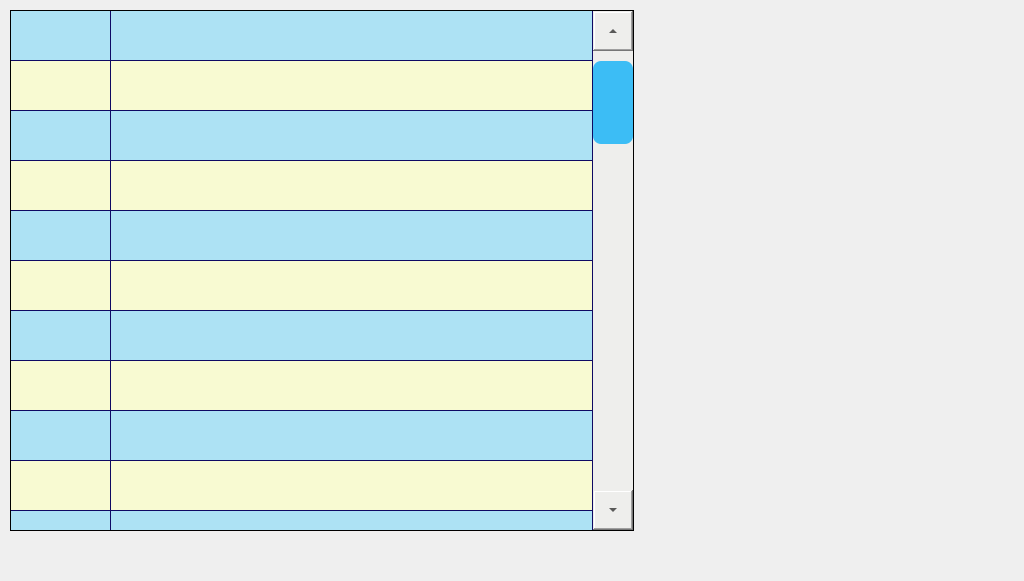
The window that autoform.ui (Jade-yun/MachineTool) describes before a commit, drawn with Qt 5.
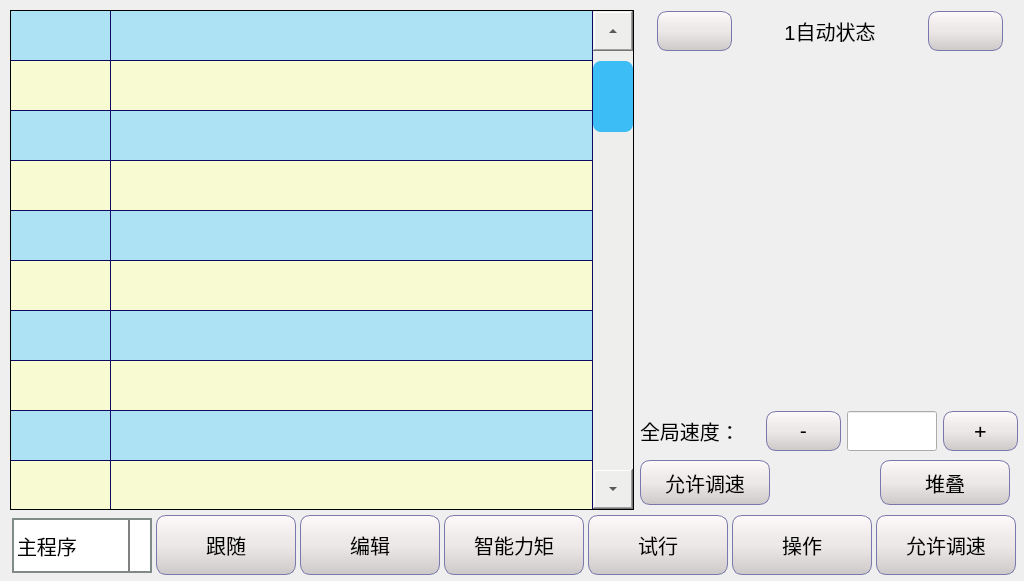
The same window after the commit. Icons and pictures are not drawn.

Commit message: 解决参考点编辑位置bug

Diff of the .ui file:
```diff
--- a/autoform.ui
+++ b/autoform.ui
@@ -14,7 +14,167 @@
    <string>Form</string>
   </property>
   <property name="styleSheet">
-   <string notr="true">QTableWidget{
+   <string notr="true">QLabel { 
+	font-family: 'SimSun';
+	font-size: 20px; 
+}
+
+
+QWidget{ 
+	font-family: 'SimSun';
+	font-size: 20px; 
+}
+
+/*******************************************************/
+QCheckBox::indicator {
+        background-color: qlineargradient(x1 : 0, y1 : 0, x2 : 1, y2 : 0,stop : 0 #FFFFFF, stop: 1 #C0C0C0); 
+    }
+QCheckBox::indicator:checked {
+background-color: qlineargradient(x1 : 0, y1 : 0, x2 : 1, y2 : 0,stop : 0 #F8F8FF, stop: 1 #1E90FF); 
+        image: url(:/images/check_mark1.png);
+        border-image: none;
+    }
+
+/************************************************/
+QPushButton
+{
+    background-color:#F0F4FD;
+    border-style:solid; /*边框风格*/
+    border-width:1px;/*边框宽度*/
+    border-color:#7A77AC; /*边框颜色*/
+    border-radius:10px; /*边框倒角*/
+
+	font-family: DejaVuSansMono;
+	font-weight:normal;
+	font-family: 'SimSun';
+	background: qlineargradient(x1: 0, y1: 0, x2: 0, y2: 1,stop: 0 #FFFAFA, stop: 0.4 #EEE9E9,stop: 0.5 #EEE9E9, stop: 1.0 #CDC9C9);
+
+
+}
+QPushButton:pressed
+{
+    border-style:outset; /*边框风格*/
+    background-color:qlineargradient(x1: 0, y1: 0, x2: 0, y2: 1, stop:0 #00befa, stop: 1 #0160ea);/*背景色*/
+    border-width:1px;/*边框宽度*/
+    border-color:#0055ff; /*边框颜色*/
+    border-radius:10px; /*边框倒角*/
+}
+/*****************************************************/
+QCheckBox { 
+font-size: 20px;
+font-weight:normal;
+font-family: 'SimSun';
+}
+QCheckBox::indicator{
+width: 25px;
+height: 25px;
+border: 1px solid black; 
+background-color: qlineargradient(x1: 0, y1: 0, x2: 0, y2: 1,stop: 0 #FFFAFA, stop: 0.4 #EEE9E9,stop: 0.5 #EEE9E9, stop: 1.0 #CDC9C9);
+}
+
+/*****************************************************************/
+QComboBox::!editable {
+                      border: 2px solid #808A87; /* 边框宽度和颜色 */
+                       }
+QComboBox::drop-down {
+    subcontrol-origin: padding-right;
+    subcontrol-position: top right;
+    width: 20px; /* 下拉箭头宽度 */
+    border-left-width: 2px; /* 文本和箭头之间的分隔线宽度 */
+    border-left-color: gray; /* 文本和箭头之间的分隔线颜色 */
+    border-left-style: solid; /* 文本和箭头之间的分隔线样式 */
+}
+QComboBox::down-arrow {
+    image: url(:/images/arrow_down_normal.png); /* 自定义下拉箭头图片 */
+}
+
+QComboBox QAbstractItemView::item:hover{ 
+  background-color:#409CE1;
+  color:rgb(252, 233, 79);
+}
+QComboBox QAbstractItemView::item:selected{
+  background-color:#909CE1;
+  color:rgb(252, 200, 140);
+}
+/**************************************************/
+QTabWidget::tab-bar{
+        alignment:left;
+}
+QTabBar::tab{
+	background:rgb(160, 160, 160);
+	width:100px;
+	height:40px;
+}
+/*
+QTabBar::tab:hover{
+	background:rgb(255, 255, 255, 100);
+}
+*/
+QTabBar::tab:selected {
+      border-color: #9B9B9B;
+      border-bottom-color: #C2C7CB; /* same as pane color */
+  }
+QTabBar::tab:!selected {
+      margin-top: 2px; /* make non-selected tabs look smaller */
+  }
+  QTabWidget::pane { /* The tab widget frame */
+      border-top: 2px solid #C2C7CB;
+  }
+
+  QTabWidget::tab-bar {
+      left: 5px; /* move to the right by 5px */
+  }
+
+  /* Style the tab using the tab sub-control. Note that
+      it reads QTabBar _not_ QTabWidget */
+  QTabBar::tab {
+      /*background: qlineargradient(x1: 0, y1: 0, x2: 0, y2: 1,
+                                  stop: 0 #E1E1E1, stop: 0.4 #DDDDDD,
+                                  stop: 0.5 #D8D8D8, stop: 1.0 #D3D3D3);*/
+background-color:qlineargradient(x1 : 0, y1 : 0, x2 : 0, y2 : 1, stop : 0 #00befa, stop: 1 #0160ea);
+      border: 2px solid #C4C4C3;
+      border-bottom-color: #C2C7CB; /* same as the pane color */
+      border-top-left-radius: 4px;
+      border-top-right-radius: 4px;
+      min-width: 8ex;
+      padding: 2px;
+  }
+
+  QTabBar::tab:selected, QTabBar::tab:hover {
+      background: qlineargradient(x1: 0, y1: 0, x2: 0, y2: 1,
+                                  stop: 0 #fafafa, stop: 0.4 #f4f4f4,
+                                  stop: 0.5 #e7e7e7, stop: 1.0 #fafafa);
+  }
+
+  QTabBar::tab:selected {
+      border-color: #9B9B9B;
+      border-bottom-color: #C2C7CB; /* same as pane color */
+  }
+
+  QTabBar::tab:!selected {
+      margin-top: 2px; /* make non-selected tabs look smaller */
+  }
+
+QTabWidget::pane {
+    border: 1px solid #000000; /* 设置边框样式和颜色 */
+}
+
+/******************************************************/
+QGroupBox {
+	border: 1px solid black;
+	border-radius:5px;
+	margin-top:10px; 
+}
+QGroupBox::title { 
+	subcontrol-origin: margin;
+	left: 10px;
+	bottom: 5px;
+}
+
+
+
+/**********************************************************/
+QTableWidget{
 	background-color:#ADE2F4;
 	alternate-background-color:#F8FAD2;
 	border:1px solid black;
@@ -61,7 +221,7 @@
      <x>10</x>
      <y>10</y>
      <width>624</width>
-     <height>521</height>
+     <height>500</height>
     </rect>
    </property>
    <property name="minimumSize">
@@ -72,7 +232,8 @@
    </property>
    <property name="font">
     <font>
-     <pointsize>9</pointsize>
+     <family>SimSun</family>
+     <pointsize>-1</pointsize>
     </font>
    </property>
    <property name="styleSheet">
@@ -211,6 +372,623 @@
     </property>
    </column>
   </widget>
+  <widget class="QWidget" name="layoutWidget">
+   <property name="geometry">
+    <rect>
+     <x>10</x>
+     <y>510</y>
+     <width>1011</width>
+     <height>71</height>
+    </rect>
+   </property>
+   <layout class="QHBoxLayout" name="horizontalLayout">
+    <property name="spacing">
+     <number>2</number>
+    </property>
+    <property name="bottomMargin">
+     <number>0</number>
+    </property>
+    <item>
+     <widget class="QComboBox" name="comboBox_3">
+      <property name="minimumSize">
+       <size>
+        <width>140</width>
+        <height>55</height>
+       </size>
+      </property>
+      <property name="maximumSize">
+       <size>
+        <width>140</width>
+        <height>55</height>
+       </size>
+      </property>
+      <property name="font">
+       <font>
+        <family>SimSun</family>
+        <pointsize>-1</pointsize>
+       </font>
+      </property>
+      <property name="styleSheet">
+       <string notr="true"/>
+      </property>
+      <item>
+       <property name="text">
+        <string>主程序</string>
+       </property>
+      </item>
+      <item>
+       <property name="text">
+        <string>子程序1</string>
+       </property>
+      </item>
+     </widget>
+    </item>
+    <item>
+     <widget class="QPushButton" name="btnMoveDown">
+      <property name="sizePolicy">
+       <sizepolicy hsizetype="Preferred" vsizetype="Preferred">
+        <horstretch>0</horstretch>
+        <verstretch>0</verstretch>
+       </sizepolicy>
+      </property>
+      <property name="minimumSize">
+       <size>
+        <width>140</width>
+        <height>60</height>
+       </size>
+      </property>
+      <property name="maximumSize">
+       <size>
+        <width>130</width>
+        <height>60</height>
+       </size>
+      </property>
+      <property name="font">
+       <font>
+        <family>SimSun</family>
+        <pointsize>-1</pointsize>
+        <weight>50</weight>
+        <bold>false</bold>
+       </font>
+      </property>
+      <property name="styleSheet">
+       <string notr="true"/>
+      </property>
+      <property name="text">
+       <string>跟随</string>
+      </property>
+      <property name="iconSize">
+       <size>
+        <width>25</width>
+        <height>25</height>
+       </size>
+      </property>
+     </widget>
+    </item>
+    <item>
+     <widget class="QPushButton" name="btnModify">
+      <property name="sizePolicy">
+       <sizepolicy hsizetype="Preferred" vsizetype="Preferred">
+        <horstretch>0</horstretch>
+        <verstretch>0</verstretch>
+       </sizepolicy>
+      </property>
+      <property name="minimumSize">
+       <size>
+        <width>140</width>
+        <height>60</height>
+       </size>
+      </property>
+      <property name="maximumSize">
+       <size>
+        <width>130</width>
+        <height>60</height>
+       </size>
+      </property>
+      <property name="font">
+       <font>
+        <family>SimSun</family>
+        <pointsize>-1</pointsize>
+        <weight>50</weight>
+        <bold>false</bold>
+       </font>
+      </property>
+      <property name="styleSheet">
+       <string notr="true"/>
+      </property>
+      <property name="text">
+       <string>编辑</string>
+      </property>
+      <property name="iconSize">
+       <size>
+        <width>25</width>
+        <height>25</height>
+       </size>
+      </property>
+     </widget>
+    </item>
+    <item>
+     <widget class="QPushButton" name="btnPilot">
+      <property name="sizePolicy">
+       <sizepolicy hsizetype="Preferred" vsizetype="Preferred">
+        <horstretch>0</horstretch>
+        <verstretch>0</verstretch>
+       </sizepolicy>
+      </property>
+      <property name="minimumSize">
+       <size>
+        <width>140</width>
+        <height>60</height>
+       </size>
+      </property>
+      <property name="maximumSize">
+       <size>
+        <width>130</width>
+        <height>60</height>
+       </size>
+      </property>
+      <property name="font">
+       <font>
+        <family>SimSun</family>
+        <pointsize>-1</pointsize>
+        <weight>50</weight>
+        <bold>false</bold>
+       </font>
+      </property>
+      <property name="styleSheet">
+       <string notr="true"/>
+      </property>
+      <property name="text">
+       <string>智能力矩</string>
+      </property>
+      <property name="iconSize">
+       <size>
+        <width>25</width>
+        <height>25</height>
+       </size>
+      </property>
+     </widget>
+    </item>
+    <item>
+     <widget class="QPushButton" name="btnPilot_2">
+      <property name="sizePolicy">
+       <sizepolicy hsizetype="Preferred" vsizetype="Preferred">
+        <horstretch>0</horstretch>
+        <verstretch>0</verstretch>
+       </sizepolicy>
+      </property>
+      <property name="minimumSize">
+       <size>
+        <width>140</width>
+        <height>60</height>
+       </size>
+      </property>
+      <property name="maximumSize">
+       <size>
+        <width>130</width>
+        <height>60</height>
+       </size>
+      </property>
+      <property name="font">
+       <font>
+        <family>SimSun</family>
+        <pointsize>-1</pointsize>
+        <weight>50</weight>
+        <bold>false</bold>
+       </font>
+      </property>
+      <property name="styleSheet">
+       <string notr="true"/>
+      </property>
+      <property name="text">
+       <string>试行</string>
+      </property>
+      <property name="iconSize">
+       <size>
+        <width>25</width>
+        <height>25</height>
+       </size>
+      </property>
+     </widget>
+    </item>
+    <item>
+     <widget class="QPushButton" name="btnPilot_3">
+      <property name="sizePolicy">
+       <sizepolicy hsizetype="Preferred" vsizetype="Preferred">
+        <horstretch>0</horstretch>
+        <verstretch>0</verstretch>
+       </sizepolicy>
+      </property>
+      <property name="minimumSize">
+       <size>
+        <width>140</width>
+        <height>60</height>
+       </size>
+      </property>
+      <property name="maximumSize">
+       <size>
+        <width>130</width>
+        <height>60</height>
+       </size>
+      </property>
+      <property name="font">
+       <font>
+        <family>SimSun</family>
+        <pointsize>-1</pointsize>
+        <weight>50</weight>
+        <bold>false</bold>
+       </font>
+      </property>
+      <property name="styleSheet">
+       <string notr="true"/>
+      </property>
+      <property name="text">
+       <string>操作</string>
+      </property>
+      <property name="iconSize">
+       <size>
+        <width>25</width>
+        <height>25</height>
+       </size>
+      </property>
+     </widget>
+    </item>
+    <item>
+     <widget class="QPushButton" name="btnPilot_4">
+      <property name="sizePolicy">
+       <sizepolicy hsizetype="Preferred" vsizetype="Preferred">
+        <horstretch>0</horstretch>
+        <verstretch>0</verstretch>
+       </sizepolicy>
+      </property>
+      <property name="minimumSize">
+       <size>
+        <width>140</width>
+        <height>60</height>
+       </size>
+      </property>
+      <property name="maximumSize">
+       <size>
+        <width>130</width>
+        <height>60</height>
+       </size>
+      </property>
+      <property name="font">
+       <font>
+        <family>SimSun</family>
+        <pointsize>-1</pointsize>
+        <weight>50</weight>
+        <bold>false</bold>
+       </font>
+      </property>
+      <property name="styleSheet">
+       <string notr="true"/>
+      </property>
+      <property name="text">
+       <string>允许调速</string>
+      </property>
+      <property name="iconSize">
+       <size>
+        <width>25</width>
+        <height>25</height>
+       </size>
+      </property>
+     </widget>
+    </item>
+   </layout>
+  </widget>
+  <widget class="QStackedWidget" name="stkWidgetAuto">
+   <property name="geometry">
+    <rect>
+     <x>640</x>
+     <y>60</y>
+     <width>381</width>
+     <height>351</height>
+    </rect>
+   </property>
+   <property name="currentIndex">
+    <number>1</number>
+   </property>
+   <widget class="QWidget" name="page"/>
+   <widget class="QWidget" name="page_2"/>
+  </widget>
+  <widget class="QPushButton" name="btnPilot_5">
+   <property name="geometry">
+    <rect>
+     <x>640</x>
+     <y>460</y>
+     <width>130</width>
+     <height>45</height>
+    </rect>
+   </property>
+   <property name="sizePolicy">
+    <sizepolicy hsizetype="Preferred" vsizetype="Preferred">
+     <horstretch>0</horstretch>
+     <verstretch>0</verstretch>
+    </sizepolicy>
+   </property>
+   <property name="minimumSize">
+    <size>
+     <width>130</width>
+     <height>45</height>
+    </size>
+   </property>
+   <property name="maximumSize">
+    <size>
+     <width>130</width>
+     <height>45</height>
+    </size>
+   </property>
+   <property name="font">
+    <font>
+     <family>SimSun</family>
+     <pointsize>-1</pointsize>
+     <weight>50</weight>
+     <bold>false</bold>
+    </font>
+   </property>
+   <property name="styleSheet">
+    <string notr="true"/>
+   </property>
+   <property name="text">
+    <string>允许调速</string>
+   </property>
+   <property name="iconSize">
+    <size>
+     <width>25</width>
+     <height>25</height>
+    </size>
+   </property>
+  </widget>
+  <widget class="QPushButton" name="btnPilot_6">
+   <property name="geometry">
+    <rect>
+     <x>880</x>
+     <y>460</y>
+     <width>130</width>
+     <height>45</height>
+    </rect>
+   </property>
+   <property name="sizePolicy">
+    <sizepolicy hsizetype="Preferred" vsizetype="Preferred">
+     <horstretch>0</horstretch>
+     <verstretch>0</verstretch>
+    </sizepolicy>
+   </property>
+   <property name="minimumSize">
+    <size>
+     <width>130</width>
+     <height>45</height>
+    </size>
+   </property>
+   <property name="maximumSize">
+    <size>
+     <width>130</width>
+     <height>45</height>
+    </size>
+   </property>
+   <property name="font">
+    <font>
+     <family>SimSun</family>
+     <pointsize>-1</pointsize>
+     <weight>50</weight>
+     <bold>false</bold>
+    </font>
+   </property>
+   <property name="styleSheet">
+    <string notr="true"/>
+   </property>
+   <property name="text">
+    <string>堆叠</string>
+   </property>
+   <property name="iconSize">
+    <size>
+     <width>25</width>
+     <height>25</height>
+    </size>
+   </property>
+  </widget>
+  <widget class="QWidget" name="">
+   <property name="geometry">
+    <rect>
+     <x>640</x>
+     <y>10</y>
+     <width>381</width>
+     <height>42</height>
+    </rect>
+   </property>
+   <layout class="QHBoxLayout" name="horizontalLayout_2">
+    <item>
+     <widget class="QPushButton" name="btnLast">
+      <property name="minimumSize">
+       <size>
+        <width>75</width>
+        <height>40</height>
+       </size>
+      </property>
+      <property name="maximumSize">
+       <size>
+        <width>70</width>
+        <height>40</height>
+       </size>
+      </property>
+      <property name="styleSheet">
+       <string notr="true"/>
+      </property>
+      <property name="text">
+       <string/>
+      </property>
+      <property name="icon">
+       <iconset resource="images.qrc">
+        <normaloff>:/images/switch_left.png</normaloff>:/images/switch_left.png</iconset>
+      </property>
+      <property name="iconSize">
+       <size>
+        <width>32</width>
+        <height>32</height>
+       </size>
+      </property>
+     </widget>
+    </item>
+    <item>
+     <widget class="QLabel" name="labelState">
+      <property name="minimumSize">
+       <size>
+        <width>150</width>
+        <height>40</height>
+       </size>
+      </property>
+      <property name="maximumSize">
+       <size>
+        <width>150</width>
+        <height>40</height>
+       </size>
+      </property>
+      <property name="text">
+       <string>1自动状态</string>
+      </property>
+      <property name="alignment">
+       <set>Qt::AlignCenter</set>
+      </property>
+     </widget>
+    </item>
+    <item>
+     <widget class="QPushButton" name="btnNext">
+      <property name="minimumSize">
+       <size>
+        <width>75</width>
+        <height>40</height>
+       </size>
+      </property>
+      <property name="maximumSize">
+       <size>
+        <width>70</width>
+        <height>40</height>
+       </size>
+      </property>
+      <property name="styleSheet">
+       <string notr="true"/>
+      </property>
+      <property name="text">
+       <string/>
+      </property>
+      <property name="icon">
+       <iconset resource="images.qrc">
+        <normaloff>:/images/switch_right.png</normaloff>:/images/switch_right.png</iconset>
+      </property>
+      <property name="iconSize">
+       <size>
+        <width>32</width>
+        <height>32</height>
+       </size>
+      </property>
+     </widget>
+    </item>
+   </layout>
+  </widget>
+  <widget class="QWidget" name="">
+   <property name="geometry">
+    <rect>
+     <x>640</x>
+     <y>410</y>
+     <width>380</width>
+     <height>42</height>
+    </rect>
+   </property>
+   <layout class="QHBoxLayout" name="horizontalLayout_3">
+    <item>
+     <widget class="QLabel" name="label_2">
+      <property name="minimumSize">
+       <size>
+        <width>120</width>
+        <height>40</height>
+       </size>
+      </property>
+      <property name="maximumSize">
+       <size>
+        <width>120</width>
+        <height>40</height>
+       </size>
+      </property>
+      <property name="text">
+       <string>全局速度：</string>
+      </property>
+     </widget>
+    </item>
+    <item>
+     <widget class="QPushButton" name="btnSub">
+      <property name="minimumSize">
+       <size>
+        <width>75</width>
+        <height>40</height>
+       </size>
+      </property>
+      <property name="maximumSize">
+       <size>
+        <width>70</width>
+        <height>40</height>
+       </size>
+      </property>
+      <property name="styleSheet">
+       <string notr="true"/>
+      </property>
+      <property name="text">
+       <string>-</string>
+      </property>
+      <property name="iconSize">
+       <size>
+        <width>32</width>
+        <height>32</height>
+       </size>
+      </property>
+     </widget>
+    </item>
+    <item>
+     <widget class="QLineEdit" name="lineEdit">
+      <property name="minimumSize">
+       <size>
+        <width>90</width>
+        <height>40</height>
+       </size>
+      </property>
+      <property name="maximumSize">
+       <size>
+        <width>90</width>
+        <height>40</height>
+       </size>
+      </property>
+     </widget>
+    </item>
+    <item>
+     <widget class="QPushButton" name="btnAdd">
+      <property name="minimumSize">
+       <size>
+        <width>75</width>
+        <height>40</height>
+       </size>
+      </property>
+      <property name="maximumSize">
+       <size>
+        <width>70</width>
+        <height>40</height>
+       </size>
+      </property>
+      <property name="styleSheet">
+       <string notr="true"/>
+      </property>
+      <property name="text">
+       <string>+</string>
+      </property>
+      <property name="iconSize">
+       <size>
+        <width>32</width>
+        <height>32</height>
+       </size>
+      </property>
+     </widget>
+    </item>
+   </layout>
+  </widget>
  </widget>
  <resources/>
  <connections/>
```
Left out of the diff: 4 changed lines with no effect on the pictures. The commit also changes 9 other files.
